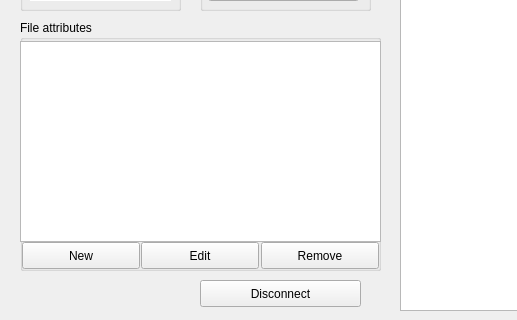
The window that mainwindow.ui (sxs4871/SearchTool) describes before a commit, drawn with Qt 5; both pictures show x 0 to 517 and y 280 to 600 of the 1024 by 600 pixel window.
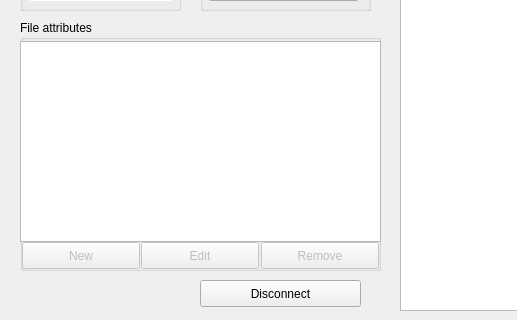
The same window after the commit.

Commit message: Attribute changing buttons are disabled until file is selected.

The edit to the form file:
```diff
--- a/mainwindow.ui
+++ b/mainwindow.ui
@@ -202,6 +202,9 @@
      <string>File attributes</string>
     </property>
     <widget class="QPushButton" name="button_newAttr">
+     <property name="enabled">
+      <bool>false</bool>
+     </property>
      <property name="geometry">
       <rect>
        <x>2</x>
@@ -215,6 +218,9 @@
      </property>
     </widget>
     <widget class="QPushButton" name="button_removeAttr">
+     <property name="enabled">
+      <bool>false</bool>
+     </property>
      <property name="geometry">
       <rect>
        <x>241</x>
@@ -228,6 +234,9 @@
      </property>
     </widget>
     <widget class="QPushButton" name="button_editAttr">
+     <property name="enabled">
+      <bool>false</bool>
+     </property>
      <property name="geometry">
       <rect>
        <x>121</x>
```
The commit also changes 1 other file.
